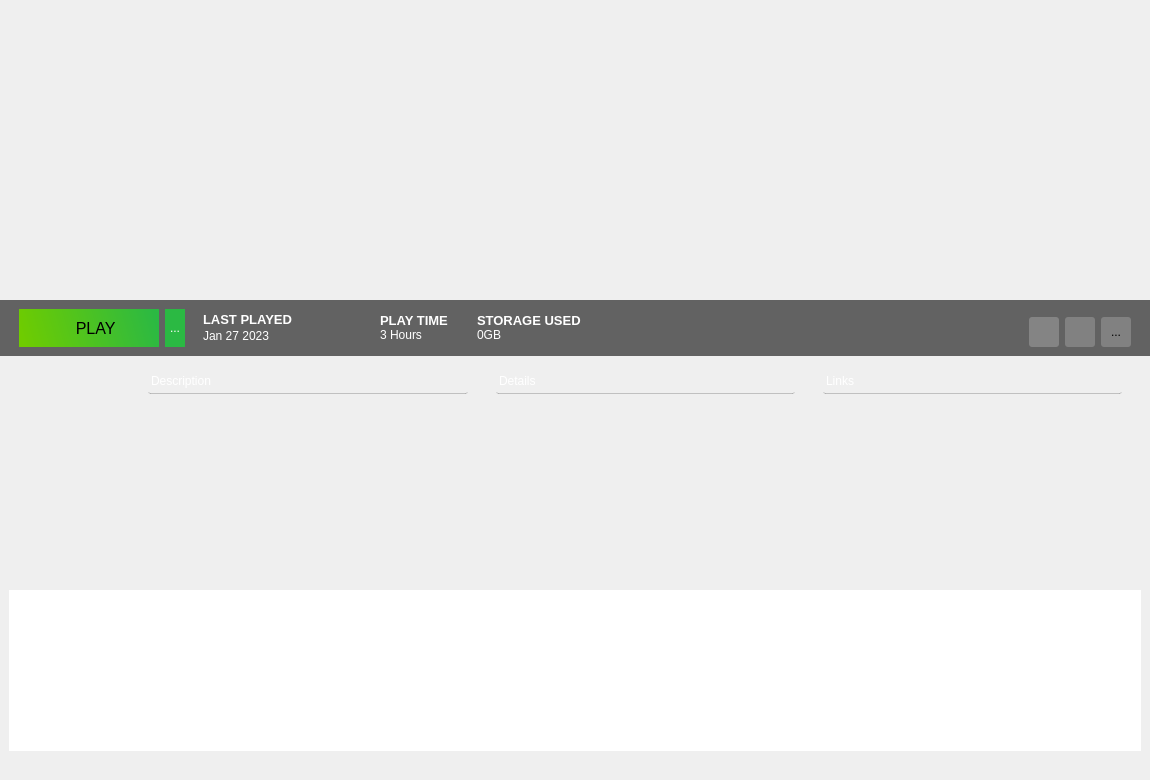
Above: atlas/ui/widgets/games/GameWidget.ui from KJNeko/Atlas before the change. Below: the same form after it.
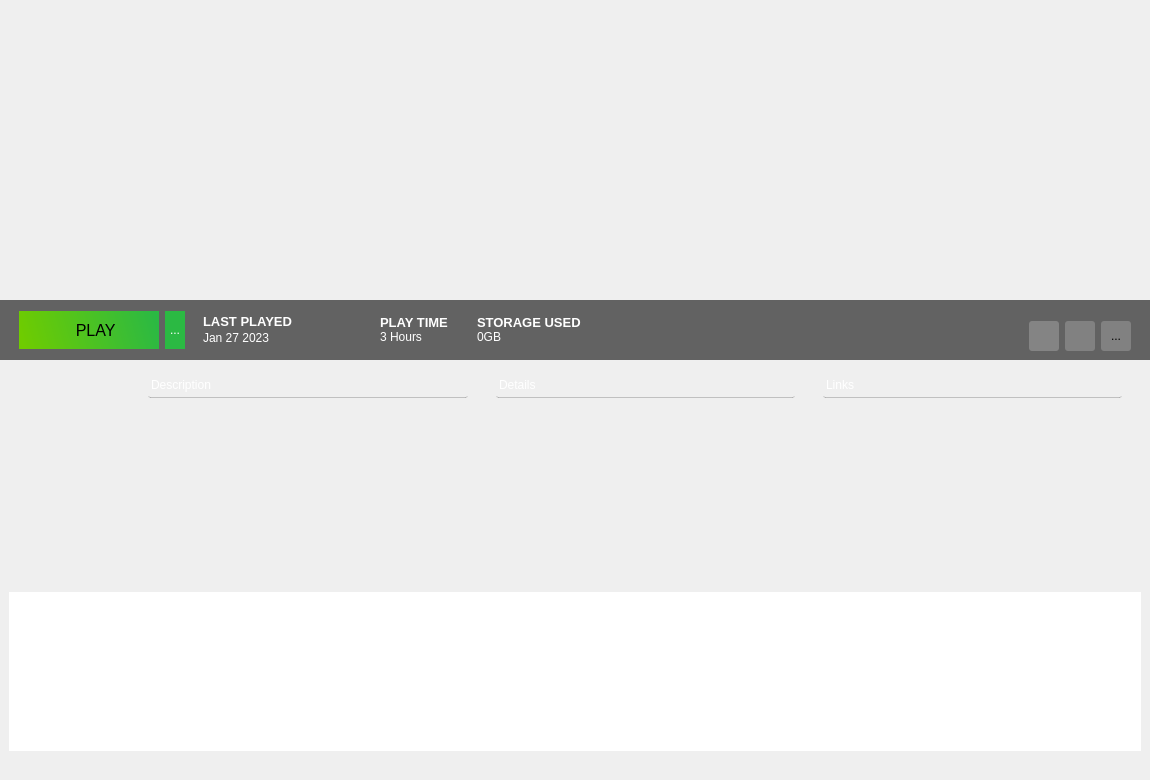
That is the form after the change. Icons and pictures are not drawn.

Commit message: added engine icons to resource qrc

Diff of the .ui file:
```diff
--- a/atlas/ui/widgets/games/GameWidget.ui
+++ b/atlas/ui/widgets/games/GameWidget.ui
@@ -50,20 +50,639 @@
       <property name="spacing">
        <number>0</number>
       </property>
-      <item row="0" column="0">
-       <spacer name="horizontalSpacer_8">
+      <item row="0" column="1">
+       <spacer name="verticalSpacer_4">
         <property name="orientation">
-         <enum>Qt::Horizontal</enum>
+         <enum>Qt::Vertical</enum>
         </property>
+        <property name="sizeType">
+         <enum>QSizePolicy::Fixed</enum>
+        </property>
         <property name="sizeHint" stdset="0">
          <size>
-          <width>1118</width>
-          <height>20</height>
+          <width>20</width>
+          <height>260</height>
          </size>
         </property>
        </spacer>
       </item>
-      <item row="2" column="0" colspan="2">
+      <item row="3" column="0" colspan="2">
+       <widget class="QFrame" name="frame">
+        <property name="minimumSize">
+         <size>
+          <width>0</width>
+          <height>60</height>
+         </size>
+        </property>
+        <property name="maximumSize">
+         <size>
+          <width>16777215</width>
+          <height>100</height>
+         </size>
+        </property>
+        <property name="styleSheet">
+         <string notr="true">background-color:rgba(0, 0, 0, 150);
+border:none;</string>
+        </property>
+        <property name="frameShape">
+         <enum>QFrame::NoFrame</enum>
+        </property>
+        <property name="frameShadow">
+         <enum>QFrame::Plain</enum>
+        </property>
+        <layout class="QGridLayout" name="gridLayout_6">
+         <item row="0" column="3" rowspan="2">
+          <spacer name="horizontalSpacer_22">
+           <property name="orientation">
+            <enum>Qt::Horizontal</enum>
+           </property>
+           <property name="sizeType">
+            <enum>QSizePolicy::Fixed</enum>
+           </property>
+           <property name="sizeHint" stdset="0">
+            <size>
+             <width>10</width>
+             <height>20</height>
+            </size>
+           </property>
+          </spacer>
+         </item>
+         <item row="0" column="2" rowspan="2">
+          <widget class="QToolButton" name="tbSelectVersion">
+           <property name="minimumSize">
+            <size>
+             <width>20</width>
+             <height>38</height>
+            </size>
+           </property>
+           <property name="styleSheet">
+            <string notr="true">background-color: rgba(43, 185, 67, 255);
+border-radius:none;
+color: rgb(255, 255, 255);</string>
+           </property>
+           <property name="text">
+            <string>...</string>
+           </property>
+           <property name="icon">
+            <iconset resource="../../../resources.qrc">
+             <normaloff>:/images/assets/dropdownicon.svg</normaloff>:/images/assets/dropdownicon.svg</iconset>
+           </property>
+           <property name="iconSize">
+            <size>
+             <width>16</width>
+             <height>12</height>
+            </size>
+           </property>
+          </widget>
+         </item>
+         <item row="0" column="7" rowspan="2">
+          <spacer name="horizontalSpacer_16">
+           <property name="orientation">
+            <enum>Qt::Horizontal</enum>
+           </property>
+           <property name="sizeType">
+            <enum>QSizePolicy::Fixed</enum>
+           </property>
+           <property name="sizeHint" stdset="0">
+            <size>
+             <width>5</width>
+             <height>20</height>
+            </size>
+           </property>
+          </spacer>
+         </item>
+         <item row="0" column="9" rowspan="2">
+          <spacer name="horizontalSpacer_7">
+           <property name="orientation">
+            <enum>Qt::Horizontal</enum>
+           </property>
+           <property name="sizeHint" stdset="0">
+            <size>
+             <width>392</width>
+             <height>36</height>
+            </size>
+           </property>
+          </spacer>
+         </item>
+         <item row="1" column="13">
+          <widget class="QToolButton" name="btnFavorite">
+           <property name="minimumSize">
+            <size>
+             <width>30</width>
+             <height>30</height>
+            </size>
+           </property>
+           <property name="maximumSize">
+            <size>
+             <width>30</width>
+             <height>30</height>
+            </size>
+           </property>
+           <property name="styleSheet">
+            <string notr="true">background: rgba( 255, 255, 255, 50 );
+             border-radius:3px;
+            </string>
+           </property>
+           <property name="text">
+            <string>...</string>
+           </property>
+           <property name="icon">
+            <iconset resource="../../../resources.qrc">
+             <normaloff>:/images/assets/rating_icon.svg</normaloff>:/images/assets/rating_icon.svg</iconset>
+           </property>
+          </widget>
+         </item>
+         <item row="0" column="6" rowspan="2">
+          <widget class="QWidget" name="Playtime" native="true">
+           <property name="sizePolicy">
+            <sizepolicy hsizetype="Fixed" vsizetype="Fixed">
+             <horstretch>0</horstretch>
+             <verstretch>0</verstretch>
+            </sizepolicy>
+           </property>
+           <property name="minimumSize">
+            <size>
+             <width>100</width>
+             <height>0</height>
+            </size>
+           </property>
+           <property name="styleSheet">
+            <string notr="true">background:none;</string>
+           </property>
+           <layout class="QGridLayout" name="gridLayout_3">
+            <property name="leftMargin">
+             <number>0</number>
+            </property>
+            <property name="topMargin">
+             <number>0</number>
+            </property>
+            <property name="rightMargin">
+             <number>0</number>
+            </property>
+            <property name="bottomMargin">
+             <number>0</number>
+            </property>
+            <property name="spacing">
+             <number>0</number>
+            </property>
+            <item row="1" column="0">
+             <widget class="QLabel" name="lbTotalPlaytime">
+              <property name="minimumSize">
+               <size>
+                <width>70</width>
+                <height>0</height>
+               </size>
+              </property>
+              <property name="styleSheet">
+               <string notr="true">background-color:none;color: rgb(255, 255, 255);</string>
+              </property>
+              <property name="text">
+               <string>3 Hours</string>
+              </property>
+             </widget>
+            </item>
+            <item row="0" column="0">
+             <widget class="QLabel" name="label">
+              <property name="sizePolicy">
+               <sizepolicy hsizetype="Fixed" vsizetype="Fixed">
+                <horstretch>0</horstretch>
+                <verstretch>0</verstretch>
+               </sizepolicy>
+              </property>
+              <property name="minimumSize">
+               <size>
+                <width>72</width>
+                <height>0</height>
+               </size>
+              </property>
+              <property name="font">
+               <font>
+                <pointsize>10</pointsize>
+                <bold>true</bold>
+               </font>
+              </property>
+              <property name="styleSheet">
+               <string notr="true">color: rgb(255, 255, 255);</string>
+              </property>
+              <property name="text">
+               <string>PLAY TIME</string>
+              </property>
+             </widget>
+            </item>
+           </layout>
+          </widget>
+         </item>
+         <item row="0" column="14" rowspan="2">
+          <spacer name="horizontalSpacer_17">
+           <property name="orientation">
+            <enum>Qt::Horizontal</enum>
+           </property>
+           <property name="sizeType">
+            <enum>QSizePolicy::Fixed</enum>
+           </property>
+           <property name="sizeHint" stdset="0">
+            <size>
+             <width>10</width>
+             <height>20</height>
+            </size>
+           </property>
+          </spacer>
+         </item>
+         <item row="1" column="12">
+          <widget class="QPushButton" name="btnInfo">
+           <property name="minimumSize">
+            <size>
+             <width>30</width>
+             <height>30</height>
+            </size>
+           </property>
+           <property name="maximumSize">
+            <size>
+             <width>30</width>
+             <height>30</height>
+            </size>
+           </property>
+           <property name="styleSheet">
+            <string notr="true">background: rgba( 255, 255, 255, 50 );
+border-radius:3px;</string>
+           </property>
+           <property name="text">
+            <string/>
+           </property>
+           <property name="icon">
+            <iconset resource="../../../resources.qrc">
+             <normaloff>:/images/assets/info.svg</normaloff>:/images/assets/info.svg</iconset>
+           </property>
+           <property name="iconSize">
+            <size>
+             <width>24</width>
+             <height>24</height>
+            </size>
+           </property>
+          </widget>
+         </item>
+         <item row="0" column="1" rowspan="2">
+          <widget class="QToolButton" name="btnPlay">
+           <property name="minimumSize">
+            <size>
+             <width>140</width>
+             <height>38</height>
+            </size>
+           </property>
+           <property name="font">
+            <font>
+             <pointsize>12</pointsize>
+            </font>
+           </property>
+           <property name="layoutDirection">
+            <enum>Qt::LeftToRight</enum>
+           </property>
+           <property name="styleSheet">
+            <string notr="true">background-color: qlineargradient(spread:pad, x1:1, y1:0.46, x2:0, y2:0.539636, stop:0 rgba(43, 185, 67, 255), stop:1 rgba(111, 204, 0, 255));
+border-radius:none;</string>
+           </property>
+           <property name="text">
+            <string>   PLAY</string>
+           </property>
+           <property name="icon">
+            <iconset resource="../../../resources.qrc">
+             <normaloff>:/images/assets/play_normal.svg</normaloff>:/images/assets/play_normal.svg</iconset>
+           </property>
+           <property name="iconSize">
+            <size>
+             <width>75</width>
+             <height>30</height>
+            </size>
+           </property>
+           <property name="toolButtonStyle">
+            <enum>Qt::ToolButtonIconOnly</enum>
+           </property>
+           <property name="autoRaise">
+            <bool>false</bool>
+           </property>
+           <property name="arrowType">
+            <enum>Qt::NoArrow</enum>
+           </property>
+          </widget>
+         </item>
+         <item row="0" column="5" rowspan="2">
+          <spacer name="horizontalSpacer_14">
+           <property name="orientation">
+            <enum>Qt::Horizontal</enum>
+           </property>
+           <property name="sizeType">
+            <enum>QSizePolicy::Fixed</enum>
+           </property>
+           <property name="sizeHint" stdset="0">
+            <size>
+             <width>5</width>
+             <height>20</height>
+            </size>
+           </property>
+          </spacer>
+         </item>
+         <item row="0" column="0" rowspan="2">
+          <spacer name="horizontalSpacer_15">
+           <property name="orientation">
+            <enum>Qt::Horizontal</enum>
+           </property>
+           <property name="sizeType">
+            <enum>QSizePolicy::Fixed</enum>
+           </property>
+           <property name="sizeHint" stdset="0">
+            <size>
+             <width>10</width>
+             <height>20</height>
+            </size>
+           </property>
+          </spacer>
+         </item>
+         <item row="0" column="4" rowspan="2">
+          <widget class="QWidget" name="LastPlayed" native="true">
+           <property name="sizePolicy">
+            <sizepolicy hsizetype="Fixed" vsizetype="Fixed">
+             <horstretch>0</horstretch>
+             <verstretch>0</verstretch>
+            </sizepolicy>
+           </property>
+           <property name="minimumSize">
+            <size>
+             <width>130</width>
+             <height>0</height>
+            </size>
+           </property>
+           <property name="styleSheet">
+            <string notr="true">background:none;</string>
+           </property>
+           <layout class="QGridLayout" name="gridLayout_11">
+            <property name="leftMargin">
+             <number>2</number>
+            </property>
+            <property name="topMargin">
+             <number>2</number>
+            </property>
+            <property name="rightMargin">
+             <number>2</number>
+            </property>
+            <property name="bottomMargin">
+             <number>2</number>
+            </property>
+            <property name="spacing">
+             <number>2</number>
+            </property>
+            <item row="1" column="0">
+             <widget class="QLabel" name="lbLastPlayed">
+              <property name="minimumSize">
+               <size>
+                <width>150</width>
+                <height>0</height>
+               </size>
+              </property>
+              <property name="styleSheet">
+               <string notr="true">background-color:none;color: rgb(255, 255, 255);</string>
+              </property>
+              <property name="text">
+               <string>Jan 27 2023</string>
+              </property>
+             </widget>
+            </item>
+            <item row="0" column="0">
+             <widget class="QLabel" name="label_16">
+              <property name="sizePolicy">
+               <sizepolicy hsizetype="Fixed" vsizetype="Fixed">
+                <horstretch>0</horstretch>
+                <verstretch>0</verstretch>
+               </sizepolicy>
+              </property>
+              <property name="font">
+               <font>
+                <pointsize>10</pointsize>
+                <bold>true</bold>
+               </font>
+              </property>
+              <property name="styleSheet">
+               <string notr="true">color: rgb(255, 255, 255);</string>
+              </property>
+              <property name="text">
+               <string>LAST PLAYED</string>
+              </property>
+             </widget>
+            </item>
+           </layout>
+          </widget>
+         </item>
+         <item row="0" column="8" rowspan="2">
+          <widget class="QWidget" name="StorageUsed" native="true">
+           <property name="sizePolicy">
+            <sizepolicy hsizetype="Fixed" vsizetype="Fixed">
+             <horstretch>0</horstretch>
+             <verstretch>0</verstretch>
+            </sizepolicy>
+           </property>
+           <property name="minimumSize">
+            <size>
+             <width>100</width>
+             <height>0</height>
+            </size>
+           </property>
+           <property name="styleSheet">
+            <string notr="true">background:none;</string>
+           </property>
+           <layout class="QGridLayout" name="gridLayout_4">
+            <property name="leftMargin">
+             <number>0</number>
+            </property>
+            <property name="topMargin">
+             <number>0</number>
+            </property>
+            <property name="rightMargin">
+             <number>0</number>
+            </property>
+            <property name="bottomMargin">
+             <number>0</number>
+            </property>
+            <property name="spacing">
+             <number>0</number>
+            </property>
+            <item row="1" column="0">
+             <widget class="QLabel" name="lbStorageUsed">
+              <property name="minimumSize">
+               <size>
+                <width>90</width>
+                <height>0</height>
+               </size>
+              </property>
+              <property name="styleSheet">
+               <string notr="true">background-color:none;color: rgb(255, 255, 255);</string>
+              </property>
+              <property name="text">
+               <string>0GB</string>
+              </property>
+             </widget>
+            </item>
+            <item row="0" column="0">
+             <widget class="QLabel" name="label_2">
+              <property name="sizePolicy">
+               <sizepolicy hsizetype="Fixed" vsizetype="Fixed">
+                <horstretch>0</horstretch>
+                <verstretch>0</verstretch>
+               </sizepolicy>
+              </property>
+              <property name="minimumSize">
+               <size>
+                <width>100</width>
+                <height>0</height>
+               </size>
+              </property>
+              <property name="font">
+               <font>
+                <pointsize>10</pointsize>
+                <bold>true</bold>
+               </font>
+              </property>
+              <property name="styleSheet">
+               <string notr="true">color: rgb(255, 255, 255);</string>
+              </property>
+              <property name="text">
+               <string>STORAGE USED</string>
+              </property>
+             </widget>
+            </item>
+           </layout>
+          </widget>
+         </item>
+         <item row="1" column="11">
+          <widget class="QPushButton" name="btnManageRecord">
+           <property name="minimumSize">
+            <size>
+             <width>30</width>
+             <height>30</height>
+            </size>
+           </property>
+           <property name="maximumSize">
+            <size>
+             <width>30</width>
+             <height>30</height>
+            </size>
+           </property>
+           <property name="styleSheet">
+            <string notr="true">background: rgba( 255, 255, 255, 55);
+             border-radius:3px;
+            </string>
+           </property>
+           <property name="text">
+            <string/>
+           </property>
+           <property name="icon">
+            <iconset resource="../../../resources.qrc">
+             <normaloff>:/images/assets/settings.svg</normaloff>:/images/assets/settings.svg</iconset>
+           </property>
+           <property name="iconSize">
+            <size>
+             <width>20</width>
+             <height>20</height>
+            </size>
+           </property>
+          </widget>
+         </item>
+        </layout>
+       </widget>
+      </item>
+      <item row="1" column="1">
+       <widget class="QWidget" name="widget" native="true">
+        <property name="minimumSize">
+         <size>
+          <width>200</width>
+          <height>30</height>
+         </size>
+        </property>
+        <layout class="QGridLayout" name="gridLayout_14">
+         <property name="leftMargin">
+          <number>0</number>
+         </property>
+         <property name="topMargin">
+          <number>0</number>
+         </property>
+         <property name="rightMargin">
+          <number>0</number>
+         </property>
+         <property name="bottomMargin">
+          <number>0</number>
+         </property>
+         <property name="spacing">
+          <number>0</number>
+         </property>
+         <item row="0" column="3">
+          <spacer name="horizontalSpacer">
+           <property name="orientation">
+            <enum>Qt::Horizontal</enum>
+           </property>
+           <property name="sizeType">
+            <enum>QSizePolicy::Maximum</enum>
+           </property>
+           <property name="sizeHint" stdset="0">
+            <size>
+             <width>25</width>
+             <height>0</height>
+            </size>
+           </property>
+          </spacer>
+         </item>
+         <item row="0" column="1">
+          <widget class="QLabel" name="imgEngine">
+           <property name="minimumSize">
+            <size>
+             <width>30</width>
+             <height>30</height>
+            </size>
+           </property>
+           <property name="maximumSize">
+            <size>
+             <width>30</width>
+             <height>30</height>
+            </size>
+           </property>
+           <property name="styleSheet">
+            <string notr="true">background-color:none;</string>
+           </property>
+           <property name="text">
+            <string/>
+           </property>
+          </widget>
+         </item>
+         <item row="0" column="0">
+          <spacer name="horizontalSpacer_4">
+           <property name="orientation">
+            <enum>Qt::Horizontal</enum>
+           </property>
+           <property name="sizeHint" stdset="0">
+            <size>
+             <width>40</width>
+             <height>20</height>
+            </size>
+           </property>
+          </spacer>
+         </item>
+        </layout>
+       </widget>
+      </item>
+      <item row="2" column="1">
+       <spacer name="verticalSpacer">
+        <property name="orientation">
+         <enum>Qt::Vertical</enum>
+        </property>
+        <property name="sizeType">
+         <enum>QSizePolicy::Minimum</enum>
+        </property>
+        <property name="sizeHint" stdset="0">
+         <size>
+          <width>20</width>
+          <height>10</height>
+         </size>
+        </property>
+       </spacer>
+      </item>
+      <item row="4" column="0" colspan="2">
        <widget class="QFrame" name="bannerDetailFrame">
         <property name="sizePolicy">
          <sizepolicy hsizetype="Expanding" vsizetype="Expanding">
@@ -494,538 +1113,19 @@
         </layout>
        </widget>
       </item>
-      <item row="0" column="1">
-       <spacer name="verticalSpacer_4">
+      <item row="0" column="0">
+       <spacer name="horizontalSpacer_8">
         <property name="orientation">
-         <enum>Qt::Vertical</enum>
-        </property>
-        <property name="sizeType">
-         <enum>QSizePolicy::Fixed</enum>
+         <enum>Qt::Horizontal</enum>
         </property>
         <property name="sizeHint" stdset="0">
          <size>
-          <width>20</width>
-          <height>300</height>
+          <width>1118</width>
+          <height>20</height>
          </size>
         </property>
        </spacer>
       </item>
-      <item row="1" column="0" colspan="2">
-       <widget class="QFrame" name="frame">
-        <property name="maximumSize">
-         <size>
-          <width>16777215</width>
-          <height>100</height>
-         </size>
-        </property>
-        <property name="styleSheet">
-         <string notr="true">background-color:rgba(0, 0, 0, 150);
-border:none;</string>
-        </property>
-        <property name="frameShape">
-         <enum>QFrame::NoFrame</enum>
-        </property>
-        <property name="frameShadow">
-         <enum>QFrame::Plain</enum>
-        </property>
-        <layout class="QGridLayout" name="gridLayout_6">
-         <item row="0" column="9" rowspan="2">
-          <spacer name="horizontalSpacer_7">
-           <property name="orientation">
-            <enum>Qt::Horizontal</enum>
-           </property>
-           <property name="sizeHint" stdset="0">
-            <size>
-             <width>392</width>
-             <height>36</height>
-            </size>
-           </property>
-          </spacer>
-         </item>
-         <item row="0" column="3" rowspan="2">
-          <spacer name="horizontalSpacer_22">
-           <property name="orientation">
-            <enum>Qt::Horizontal</enum>
-           </property>
-           <property name="sizeType">
-            <enum>QSizePolicy::Fixed</enum>
-           </property>
-           <property name="sizeHint" stdset="0">
-            <size>
-             <width>10</width>
-             <height>20</height>
-            </size>
-           </property>
-          </spacer>
-         </item>
-         <item row="1" column="12">
-          <widget class="QToolButton" name="btnFavorite">
-           <property name="minimumSize">
-            <size>
-             <width>30</width>
-             <height>30</height>
-            </size>
-           </property>
-           <property name="maximumSize">
-            <size>
-             <width>30</width>
-             <height>30</height>
-            </size>
-           </property>
-           <property name="styleSheet">
-            <string notr="true">background: rgba( 255, 255, 255, 50 );
-             border-radius:3px;
-            </string>
-           </property>
-           <property name="text">
-            <string>...</string>
-           </property>
-           <property name="icon">
-            <iconset resource="../../../resources.qrc">
-             <normaloff>:/images/assets/rating_icon.svg</normaloff>:/images/assets/rating_icon.svg</iconset>
-           </property>
-          </widget>
-         </item>
-         <item row="0" column="4" rowspan="2">
-          <widget class="QWidget" name="LastPlayed" native="true">
-           <property name="sizePolicy">
-            <sizepolicy hsizetype="Fixed" vsizetype="Fixed">
-             <horstretch>0</horstretch>
-             <verstretch>0</verstretch>
-            </sizepolicy>
-           </property>
-           <property name="minimumSize">
-            <size>
-             <width>130</width>
-             <height>0</height>
-            </size>
-           </property>
-           <property name="styleSheet">
-            <string notr="true">background:none;</string>
-           </property>
-           <layout class="QGridLayout" name="gridLayout_11">
-            <property name="leftMargin">
-             <number>2</number>
-            </property>
-            <property name="topMargin">
-             <number>2</number>
-            </property>
-            <property name="rightMargin">
-             <number>2</number>
-            </property>
-            <property name="bottomMargin">
-             <number>2</number>
-            </property>
-            <property name="spacing">
-             <number>2</number>
-            </property>
-            <item row="1" column="0">
-             <widget class="QLabel" name="lbLastPlayed">
-              <property name="minimumSize">
-               <size>
-                <width>150</width>
-                <height>0</height>
-               </size>
-              </property>
-              <property name="styleSheet">
-               <string notr="true">background-color:none;color: rgb(255, 255, 255);</string>
-              </property>
-              <property name="text">
-               <string>Jan 27 2023</string>
-              </property>
-             </widget>
-            </item>
-            <item row="0" column="0">
-             <widget class="QLabel" name="label_16">
-              <property name="sizePolicy">
-               <sizepolicy hsizetype="Fixed" vsizetype="Fixed">
-                <horstretch>0</horstretch>
-                <verstretch>0</verstretch>
-               </sizepolicy>
-              </property>
-              <property name="font">
-               <font>
-                <pointsize>10</pointsize>
-                <bold>true</bold>
-               </font>
-              </property>
-              <property name="styleSheet">
-               <string notr="true">color: rgb(255, 255, 255);</string>
-              </property>
-              <property name="text">
-               <string>LAST PLAYED</string>
-              </property>
-             </widget>
-            </item>
-           </layout>
-          </widget>
-         </item>
-         <item row="0" column="0" rowspan="2">
-          <spacer name="horizontalSpacer_15">
-           <property name="orientation">
-            <enum>Qt::Horizontal</enum>
-           </property>
-           <property name="sizeType">
-            <enum>QSizePolicy::Fixed</enum>
-           </property>
-           <property name="sizeHint" stdset="0">
-            <size>
-             <width>10</width>
-             <height>20</height>
-            </size>
-           </property>
-          </spacer>
-         </item>
-         <item row="0" column="6" rowspan="2">
-          <widget class="QWidget" name="Playtime" native="true">
-           <property name="sizePolicy">
-            <sizepolicy hsizetype="Fixed" vsizetype="Fixed">
-             <horstretch>0</horstretch>
-             <verstretch>0</verstretch>
-            </sizepolicy>
-           </property>
-           <property name="minimumSize">
-            <size>
-             <width>100</width>
-             <height>0</height>
-            </size>
-           </property>
-           <property name="styleSheet">
-            <string notr="true">background:none;</string>
-           </property>
-           <layout class="QGridLayout" name="gridLayout_3">
-            <property name="leftMargin">
-             <number>0</number>
-            </property>
-            <property name="topMargin">
-             <number>0</number>
-            </property>
-            <property name="rightMargin">
-             <number>0</number>
-            </property>
-            <property name="bottomMargin">
-             <number>0</number>
-            </property>
-            <property name="spacing">
-             <number>0</number>
-            </property>
-            <item row="1" column="0">
-             <widget class="QLabel" name="lbTotalPlaytime">
-              <property name="minimumSize">
-               <size>
-                <width>70</width>
-                <height>0</height>
-               </size>
-              </property>
-              <property name="styleSheet">
-               <string notr="true">background-color:none;color: rgb(255, 255, 255);</string>
-              </property>
-              <property name="text">
-               <string>3 Hours</string>
-              </property>
-             </widget>
-            </item>
-            <item row="0" column="0">
-             <widget class="QLabel" name="label">
-              <property name="sizePolicy">
-               <sizepolicy hsizetype="Fixed" vsizetype="Fixed">
-                <horstretch>0</horstretch>
-                <verstretch>0</verstretch>
-               </sizepolicy>
-              </property>
-              <property name="minimumSize">
-               <size>
-                <width>72</width>
-                <height>0</height>
-               </size>
-              </property>
-              <property name="font">
-               <font>
-                <pointsize>10</pointsize>
-                <bold>true</bold>
-               </font>
-              </property>
-              <property name="styleSheet">
-               <string notr="true">color: rgb(255, 255, 255);</string>
-              </property>
-              <property name="text">
-               <string>PLAY TIME</string>
-              </property>
-             </widget>
-            </item>
-           </layout>
-          </widget>
-         </item>
-         <item row="0" column="8" rowspan="2">
-          <widget class="QWidget" name="StorageUsed" native="true">
-           <property name="sizePolicy">
-            <sizepolicy hsizetype="Fixed" vsizetype="Fixed">
-             <horstretch>0</horstretch>
-             <verstretch>0</verstretch>
-            </sizepolicy>
-           </property>
-           <property name="minimumSize">
-            <size>
-             <width>100</width>
-             <height>0</height>
-            </size>
-           </property>
-           <property name="styleSheet">
-            <string notr="true">background:none;</string>
-           </property>
-           <layout class="QGridLayout" name="gridLayout_4">
-            <property name="leftMargin">
-             <number>0</number>
-            </property>
-            <property name="topMargin">
-             <number>0</number>
-            </property>
-            <property name="rightMargin">
-             <number>0</number>
-            </property>
-            <property name="bottomMargin">
-             <number>0</number>
-            </property>
-            <property name="spacing">
-             <number>0</number>
-            </property>
-            <item row="1" column="0">
-             <widget class="QLabel" name="lbStorageUsed">
-              <property name="minimumSize">
-               <size>
-                <width>90</width>
-                <height>0</height>
-               </size>
-              </property>
-              <property name="styleSheet">
-               <string notr="true">background-color:none;color: rgb(255, 255, 255);</string>
-              </property>
-              <property name="text">
-               <string>0GB</string>
-              </property>
-             </widget>
-            </item>
-            <item row="0" column="0">
-             <widget class="QLabel" name="label_2">
-              <property name="sizePolicy">
-               <sizepolicy hsizetype="Fixed" vsizetype="Fixed">
-                <horstretch>0</horstretch>
-                <verstretch>0</verstretch>
-               </sizepolicy>
-              </property>
-              <property name="minimumSize">
-               <size>
-                <width>100</width>
-                <height>0</height>
-               </size>
-              </property>
-              <property name="font">
-               <font>
-                <pointsize>10</pointsize>
-                <bold>true</bold>
-               </font>
-              </property>
-              <property name="styleSheet">
-               <string notr="true">color: rgb(255, 255, 255);</string>
-              </property>
-              <property name="text">
-               <string>STORAGE USED</string>
-              </property>
-             </widget>
-            </item>
-           </layout>
-          </widget>
-         </item>
-         <item row="0" column="7" rowspan="2">
-          <spacer name="horizontalSpacer_16">
-           <property name="orientation">
-            <enum>Qt::Horizontal</enum>
-           </property>
-           <property name="sizeType">
-            <enum>QSizePolicy::Fixed</enum>
-           </property>
-           <property name="sizeHint" stdset="0">
-            <size>
-             <width>5</width>
-             <height>20</height>
-            </size>
-           </property>
-          </spacer>
-         </item>
-         <item row="0" column="13" rowspan="2">
-          <spacer name="horizontalSpacer_17">
-           <property name="orientation">
-            <enum>Qt::Horizontal</enum>
-           </property>
-           <property name="sizeType">
-            <enum>QSizePolicy::Fixed</enum>
-           </property>
-           <property name="sizeHint" stdset="0">
-            <size>
-             <width>10</width>
-             <height>20</height>
-            </size>
-           </property>
-          </spacer>
-         </item>
-         <item row="0" column="1" rowspan="2">
-          <widget class="QToolButton" name="btnPlay">
-           <property name="minimumSize">
-            <size>
-             <width>140</width>
-             <height>38</height>
-            </size>
-           </property>
-           <property name="font">
-            <font>
-             <pointsize>12</pointsize>
-            </font>
-           </property>
-           <property name="layoutDirection">
-            <enum>Qt::LeftToRight</enum>
-           </property>
-           <property name="styleSheet">
-            <string notr="true">background-color: qlineargradient(spread:pad, x1:1, y1:0.46, x2:0, y2:0.539636, stop:0 rgba(43, 185, 67, 255), stop:1 rgba(111, 204, 0, 255));
-border-radius:none;</string>
-           </property>
-           <property name="text">
-            <string>   PLAY</string>
-           </property>
-           <property name="icon">
-            <iconset resource="../../../resources.qrc">
-             <normaloff>:/images/assets/play_normal.svg</normaloff>:/images/assets/play_normal.svg</iconset>
-           </property>
-           <property name="iconSize">
-            <size>
-             <width>75</width>
-             <height>30</height>
-            </size>
-           </property>
-           <property name="toolButtonStyle">
-            <enum>Qt::ToolButtonIconOnly</enum>
-           </property>
-           <property name="autoRaise">
-            <bool>false</bool>
-           </property>
-           <property name="arrowType">
-            <enum>Qt::NoArrow</enum>
-           </property>
-          </widget>
-         </item>
-         <item row="1" column="11">
-          <widget class="QPushButton" name="btnInfo">
-           <property name="minimumSize">
-            <size>
-             <width>30</width>
-             <height>30</height>
-            </size>
-           </property>
-           <property name="maximumSize">
-            <size>
-             <width>30</width>
-             <height>30</height>
-            </size>
-           </property>
-           <property name="styleSheet">
-            <string notr="true">background: rgba( 255, 255, 255, 50 );
-border-radius:3px;</string>
-           </property>
-           <property name="text">
-            <string/>
-           </property>
-           <property name="icon">
-            <iconset resource="../../../resources.qrc">
-             <normaloff>:/images/assets/info.svg</normaloff>:/images/assets/info.svg</iconset>
-           </property>
-           <property name="iconSize">
-            <size>
-             <width>24</width>
-             <height>24</height>
-            </size>
-           </property>
-          </widget>
-         </item>
-         <item row="0" column="5" rowspan="2">
-          <spacer name="horizontalSpacer_14">
-           <property name="orientation">
-            <enum>Qt::Horizontal</enum>
-           </property>
-           <property name="sizeType">
-            <enum>QSizePolicy::Fixed</enum>
-           </property>
-           <property name="sizeHint" stdset="0">
-            <size>
-             <width>5</width>
-             <height>20</height>
-            </size>
-           </property>
-          </spacer>
-         </item>
-         <item row="0" column="2" rowspan="2">
-          <widget class="QToolButton" name="tbSelectVersion">
-           <property name="minimumSize">
-            <size>
-             <width>20</width>
-             <height>38</height>
-            </size>
-           </property>
-           <property name="styleSheet">
-            <string notr="true">background-color: rgba(43, 185, 67, 255);
-border-radius:none;
-color: rgb(255, 255, 255);</string>
-           </property>
-           <property name="text">
-            <string>...</string>
-           </property>
-           <property name="icon">
-            <iconset resource="../../../resources.qrc">
-             <normaloff>:/images/assets/dropdownicon.svg</normaloff>:/images/assets/dropdownicon.svg</iconset>
-           </property>
-           <property name="iconSize">
-            <size>
-             <width>16</width>
-             <height>12</height>
-            </size>
-           </property>
-          </widget>
-         </item>
-         <item row="1" column="10">
-          <widget class="QPushButton" name="btnManageRecord">
-           <property name="minimumSize">
-            <size>
-             <width>30</width>
-             <height>30</height>
-            </size>
-           </property>
-           <property name="maximumSize">
-            <size>
-             <width>30</width>
-             <height>30</height>
-            </size>
-           </property>
-           <property name="styleSheet">
-            <string notr="true">background: rgba( 255, 255, 255, 55);
-             border-radius:3px;
-            </string>
-           </property>
-           <property name="text">
-            <string/>
-           </property>
-           <property name="icon">
-            <iconset resource="../../../resources.qrc">
-             <normaloff>:/images/assets/settings.svg</normaloff>:/images/assets/settings.svg</iconset>
-           </property>
-           <property name="iconSize">
-            <size>
-             <width>20</width>
-             <height>20</height>
-            </size>
-           </property>
-          </widget>
-         </item>
-        </layout>
-       </widget>
-      </item>
      </layout>
     </widget>
    </item>
```
The commit also changes 4 other files.
